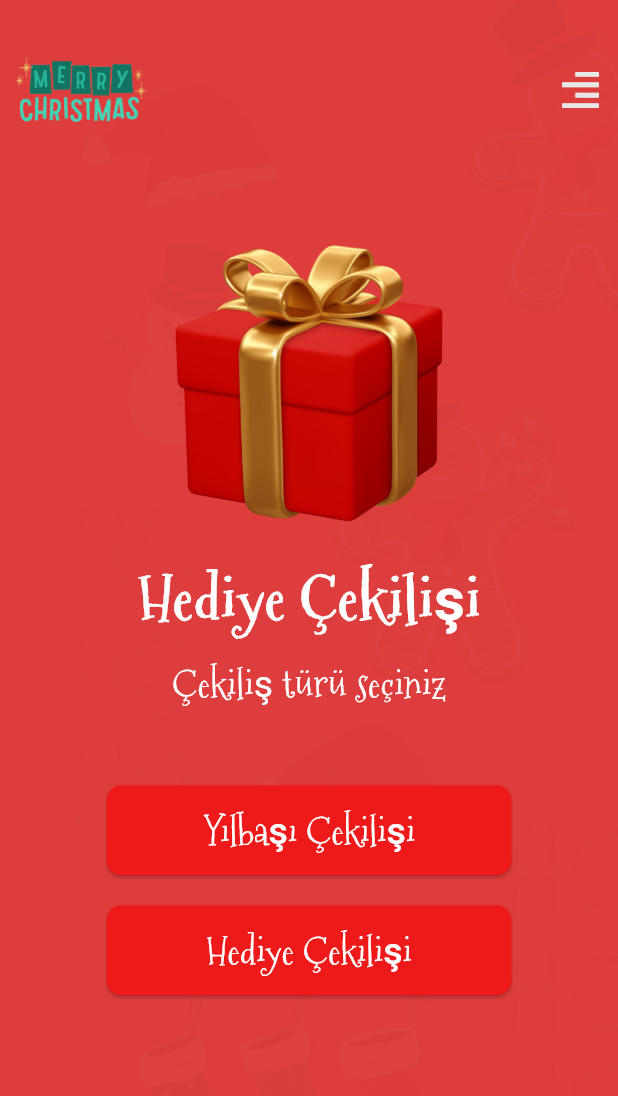
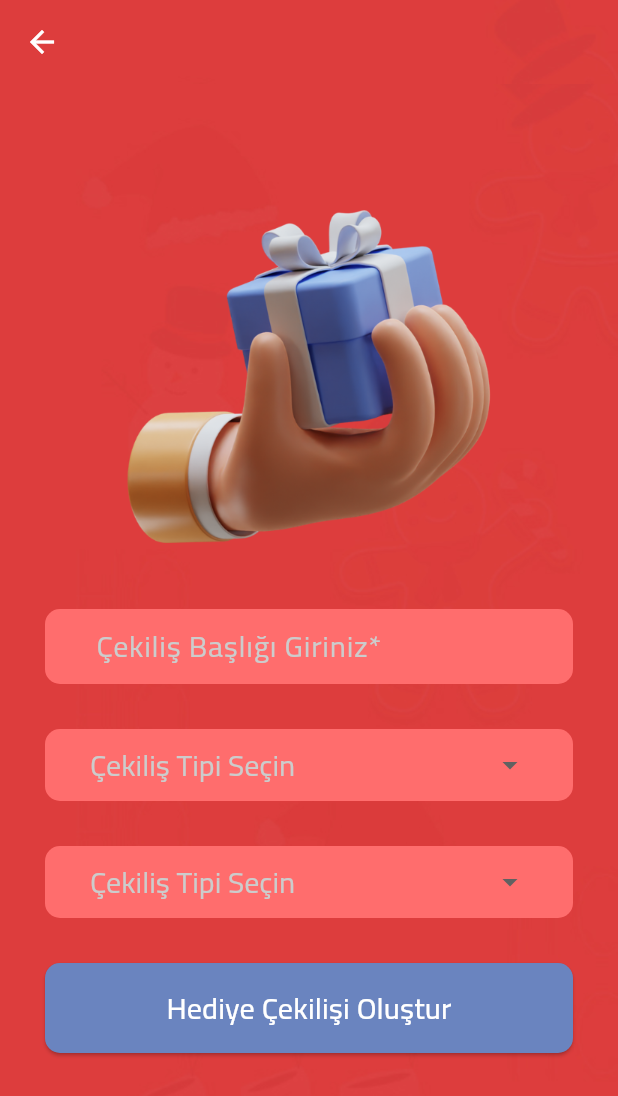
Before and after one commit to edabarutcu/Noel-Raffle-App, a Flutter app: the screen it shows after launch, after a tap on "Hediye Çekilişi", on a phone screen of 412 x 824 dp. Shown: the top 1096 px of the screen. Run offline on Flutter 3.47's test engine with Material 3 defaults, Android fonts, the phone set to English and light mode, and no system bars; our stand-ins replace confetti; network calls fail.

Commit message:
Added gift raffle screen

```diff
--- /dev/null
+++ b/lib/ui/giftraffle/gift_raffle_screen.dart
@@ -0,0 +1,284 @@
+import 'package:flutter/material.dart';
+import 'package:noel_raffle/ui/about/about_screen.dart';
+
+import 'add_users_screen.dart';
+
+class GiftRaffleScreen extends StatefulWidget {
+  const GiftRaffleScreen({super.key});
+
+  @override
+  _GiftRaffleScreenState createState() => _GiftRaffleScreenState();
+}
+
+class _GiftRaffleScreenState extends State<GiftRaffleScreen> {
+  final TextEditingController _additionalTextFieldController = TextEditingController();
+  String? _groupController;
+  String? _sectorController;
+
+  @override
+  Widget build(BuildContext context) {
+    return Container(
+      decoration: const BoxDecoration(
+        image: DecorationImage(
+          // Your background image here
+          image: AssetImage('assets/images/background.jpg'),
+          fit: BoxFit.cover,
+        ),
+      ),
+      child: Scaffold(
+        backgroundColor: Colors.transparent,
+        appBar: AppBar(
+          backgroundColor: Colors.transparent,
+          shadowColor: Colors.transparent,
+          iconTheme: const IconThemeData(color: Colors.white),
+        ),
+        body: Stack(
+          fit: StackFit.expand,
+          children: [
+            Container(
+              decoration: const BoxDecoration(
+                image: DecorationImage(
+                  image: AssetImage('assets/images/background.jpg'),
+                  fit: BoxFit.cover,
+                ),
+              ),
+            ),
+            Positioned(
+              top: 70,
+              left: 0,
+              right: 0,
+              child: Column(
+                children: [
+                  Image.asset(
+                    'assets/images/gift-hand.png',
+                    width: 300,
+                    height: 250,
+                  ),
+                  SizedBox(height: 20),
+                  _buildAdditionalTextField(),
+                  SizedBox(height: 20),
+                  _customDropdownButton1(),
+                  SizedBox(height: 20),
+                  _customDropdownButton2(),
+                  SizedBox(height: 20),
+                  _buildButtonWidget(context),
+
+                ],
+              ),
+            ),
+          ],
+        ),
+      ),
+    );
+  }
+
+  Widget _buildAdditionalTextField() {
+    return Padding(
+      padding: const EdgeInsets.only(left: 30, right: 30, bottom: 10, top: 10),
+      child: Positioned(
+        top: 400,
+        left: 0,
+        right: 0,
+        child: Container(
+          padding: const EdgeInsets.symmetric(horizontal: 30),
+          decoration: BoxDecoration(
+            color: const Color(0xFFFF6D6D),
+            borderRadius: BorderRadius.circular(10),
+          ),
+          child: Row(
+            children: [
+              Expanded(
+                child: TextField(
+                  controller: _additionalTextFieldController,
+                  style: const TextStyle(color: Colors.white),
+                  decoration: const InputDecoration(
+                    hintText: 'Çekiliş Başlığı Giriniz*',
+                    hintStyle: TextStyle(color: Color(0xFFCCCCCC), fontFamily: "Cairo", fontSize: 20),
+                    border: InputBorder.none,
+                    filled: true,
+                    fillColor: Color(0xFFFF6D6D),
+                    contentPadding: EdgeInsets.symmetric(vertical: 10),
+                  ),
+                  onTap: () {},
+                ),
+              ),
+              const SizedBox(width: 10),
+            ],
+          ),
+        ),
+      ),
+    );
+  }
+
+  Widget _customDropdownButton1() {
+    return Padding(
+      padding: const EdgeInsets.only(left: 30, right: 30, bottom: 10),
+      child: Row(
+        children: [
+          Expanded(
+            child: Container(
+              decoration: BoxDecoration(
+                color: const Color(0xFFFF6D6D),
+                borderRadius: BorderRadius.circular(10),
+              ),
+              child: DropdownButtonHideUnderline(
+                child: DropdownButton<String>(
+                  value: _groupController,
+                  dropdownColor: Color(0xFFFF6D6D),
+                  icon: Icon(Icons.arrow_drop_down),
+                  isExpanded: true,
+                  padding: const EdgeInsets.symmetric(horizontal: 30),
+                  iconSize: 24,
+                  elevation: 16,
+                  style: const TextStyle(
+                      fontFamily: "Cairo",
+                      fontSize: 20,
+                      color: Colors.white
+                  ),
+                  hint: const Text(
+                      'Çekiliş Tipi Seçin',
+                      style: TextStyle(
+                          fontFamily: "Cairo",
+                          fontSize: 20,
+                          color: Color(0xFFCCCCCC)
+                      )
+                  ),
+                  items: <String>[
+                    'Ekip-Şirket',
+                    'Arkadaş-Sınıf',
+                    'Aile-Akraba',
+                    'Diğer'
+                  ].map((String value) {
+                    return DropdownMenuItem<String>(
+                      value: value,
+                      child: Text(value),
+                    );
+                  }).toList(),
+                  onChanged: (String? value) {
+                    setState(() {
+                      _groupController = value!;
+                    });
+                  },
+                ),
+              ),
+            ),
+          ),
+        ],
+      ),
+    );
+  }
+
+  Widget _customDropdownButton2() {
+    return Padding(
+      padding: const EdgeInsets.only(left: 30, right: 30, bottom: 10),
+      child: Row(
+        children: [
+          Expanded(
+            child: Container(
+              decoration: BoxDecoration(
+                color: const Color(0xFFFF6D6D),
+                borderRadius: BorderRadius.circular(10),
+              ),
+              child: DropdownButtonHideUnderline(
+                child: DropdownButton<String>(
+                  value: _sectorController,
+                  dropdownColor: Color(0xFFFF6D6D),
+                  icon: Icon(Icons.arrow_drop_down),
+                  isExpanded: true,
+                  padding: const EdgeInsets.symmetric(horizontal: 30),
+                  iconSize: 24,
+                  elevation: 16,
+                  style: const TextStyle(
+                      fontFamily: "Cairo",
+                      fontSize: 20,
+                      color: Colors.white
+                  ),
+                  hint: const Text(
+                      'Çekiliş Tipi Seçin',
+                      style: TextStyle(
+                          fontFamily: "Cairo",
+                          fontSize: 20,
+                          color: Color(0xFFCCCCCC)
+                      )
+                  ),
+                  items: <String>[
+                    'Teknoloji',
+                    'Eğitim',
+                    'Gıda',
+                    'Sağlık',
+                    'Spor',
+                    'Diğer'
+                  ].map((String value) {
+                    return DropdownMenuItem<String>(
+                      value: value,
+                      child: Text(value),
+                    );
+                  }).toList(),
+                  onChanged: (String? value) {
+                    setState(() {
+                      _sectorController = value!;
+                    });
+                  },
+                ),
+              ),
+            ),
+          ),
+        ],
+      ),
+    );
+  }
+
+  Widget _buildButtonWidget(BuildContext context) {
+    return Padding(
+      padding: const EdgeInsets.only(left: 30, right: 30, bottom: 10),
+      child: Row(
+        children: [
+          Expanded(
+            child: ElevatedButton(
+              onPressed: () {
+                if (_additionalTextFieldController.text.isEmpty) {
+                  showDialog(
+                    context: context,
+                    builder: (context) => AlertDialog(
+                      title: const Text('Uyarı', textAlign: TextAlign.center ,style: TextStyle(fontFamily: "Cairo", fontSize: 20)),
+                      content: const Text('Lütfen çekiliş başlığını giriniz.', style: TextStyle(fontFamily: "Cairo", fontSize: 20)),
+                      actions: [
+                        Center(
+                          child: TextButton(
+                            onPressed: () => Navigator.pop(context),
+                            child: const Text('Tamam', style: TextStyle(fontFamily: "Cairo", fontSize: 20),textAlign: TextAlign.center,),
+                          ),
+                        ),
+                      ],
+                    ),
+                  );
+                } else {
+                  Navigator.push(
+                    context,
+                    MaterialPageRoute(builder: (context) => UsersScreen()),
+                  );
+                }
+              },
+              style: ElevatedButton.styleFrom(
+                backgroundColor: const Color(0xFF6A84BF),
+                shape: RoundedRectangleBorder(
+                  borderRadius: BorderRadius.circular(10),
+                ),
+                minimumSize: const Size(270, 60),
+              ),
+              child: const Text(
+                'Hediye Çekilişi Oluştur',
+                style: TextStyle(
+                    fontFamily: "Cairo",
+                    color: Colors.white,
+                    fontSize: 20),
+              ),
+            ),
+          ),
+        ],
+      ),
+    );
+  }
+
+
+}
--- a/lib/ui/home/homepage.dart
+++ b/lib/ui/home/homepage.dart
@@ -1,5 +1,6 @@
 import 'package:flutter/material.dart';
 import 'package:noel_raffle/ui/about/about_screen.dart';
+import 'package:noel_raffle/ui/giftraffle/gift_raffle_screen.dart';
 import 'package:noel_raffle/ui/statistics/statistics_screen.dart';
 import 'package:noel_raffle/ui/newyearscreen/newyear_screen.dart';
 import 'package:url_launcher/url_launcher.dart'; // Eklemeyi unutmayın!
@@ -102,7 +103,13 @@ class HomePage extends StatelessWidget {
                   ),
                   SizedBox(height: 20),
                   ElevatedButton(
-                    onPressed: () {},
+                    onPressed: () {
+                      Navigator.push(
+                        context,
+                        MaterialPageRoute(
+                            builder: (context) => GiftRaffleScreen()),
+                      );
+                    },
                     style: ElevatedButton.styleFrom(
                       primary: Color(0xFFEE1919),
                       shape: RoundedRectangleBorder(
```
Also changed, not shown: lib/ui/giftraffle/add_users_screen.dart (added, +246 -0 lines).
